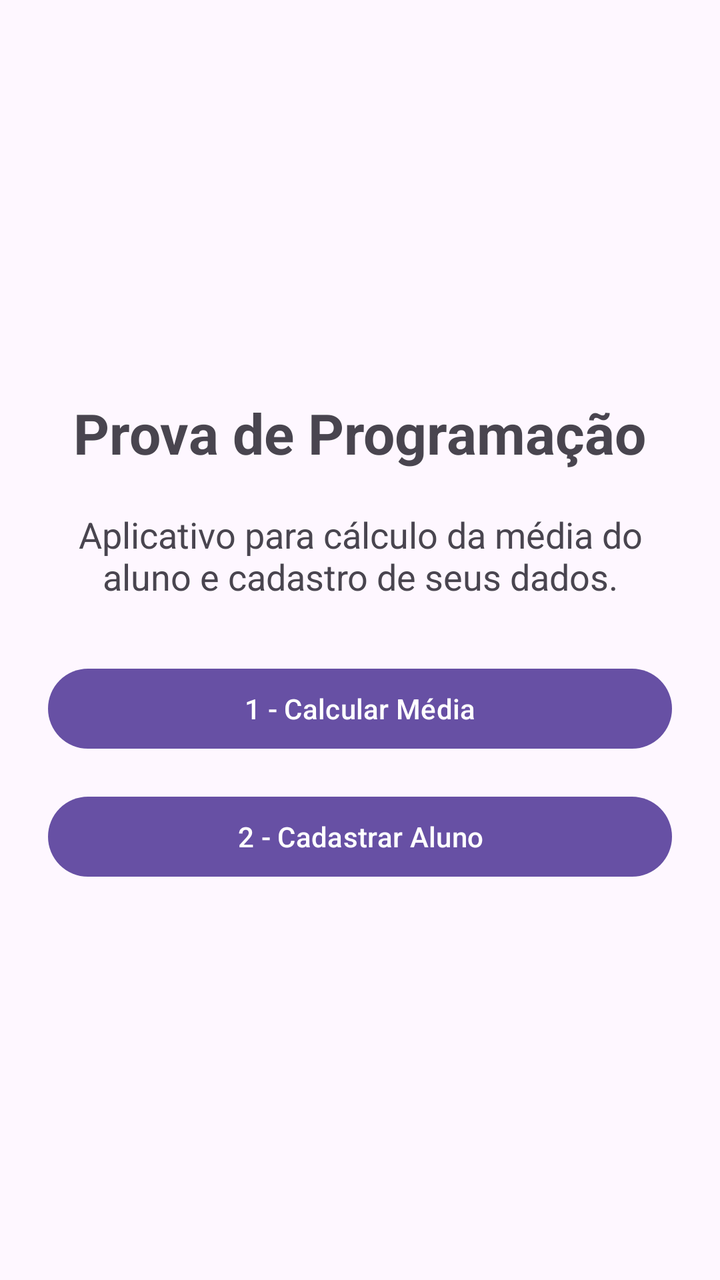
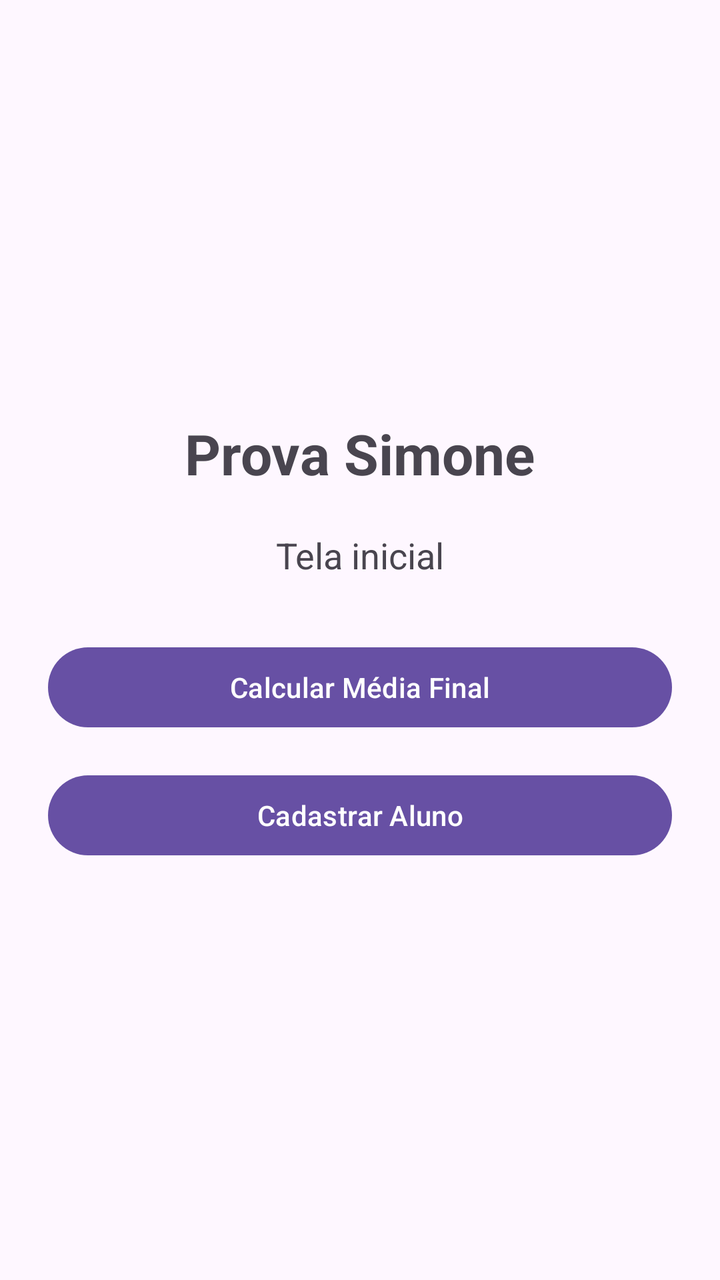

An Android layout rendered at two revisions. The XML below is the earlier revision; the diff shows what the commit changed to produce the second picture.
<!-- AndroidManifest.xml: application theme Theme.ProvaProgramacaoMoveisTeste -->
<!-- res/layout/activity_main.xml -->
<?xml version="1.0" encoding="utf-8"?>
<LinearLayout xmlns:android="http://schemas.android.com/apk/res/android"
    android:layout_width="match_parent"
    android:layout_height="match_parent"
    android:orientation="vertical"
    android:padding="24dp"
    android:gravity="center">

    <TextView
        android:layout_width="wrap_content"
        android:layout_height="wrap_content"
        android:text="Prova de Programação"
        android:textSize="28sp"
        android:textStyle="bold"
        android:layout_marginBottom="20dp" />

    <TextView
        android:layout_width="match_parent"
        android:layout_height="wrap_content"
        android:text="Aplicativo para cálculo da média do aluno e cadastro de seus dados."
        android:textSize="18sp"
        android:gravity="center"
        android:layout_marginBottom="30dp" />

    <Button
        android:id="@+id/btnNotas"
        android:layout_width="match_parent"
        android:layout_height="wrap_content"
        android:text="1 - Calcular Média"
        android:layout_marginBottom="16dp" />

    <Button
        android:id="@+id/btnCadastro"
        android:layout_width="match_parent"
        android:layout_height="wrap_content"
        android:text="2 - Cadastrar Aluno" />

</LinearLayout>
<!-- resources referenced by this layout -->
<resources>
  <style name="Theme.ProvaProgramacaoMoveisTeste" parent="Base.Theme.ProvaProgramacaoMoveisTeste" />
  <style name="Base.Theme.ProvaProgramacaoMoveisTeste" parent="Theme.Material3.DayNight.NoActionBar">
          
          
      </style>
</resources>

<!-- the commit's change to res/layout/activity_main.xml (unified diff, before → after) -->
@@ -9,30 +9,30 @@
     <TextView
         android:layout_width="wrap_content"
         android:layout_height="wrap_content"
-        android:text="Prova de Programação"
+        android:layout_marginBottom="20dp"
+        android:text="Prova Simone"
         android:textSize="28sp"
-        android:textStyle="bold"
-        android:layout_marginBottom="20dp" />
+        android:textStyle="bold" />
 
     <TextView
         android:layout_width="match_parent"
         android:layout_height="wrap_content"
-        android:text="Aplicativo para cálculo da média do aluno e cadastro de seus dados."
-        android:textSize="18sp"
+        android:layout_marginBottom="30dp"
         android:gravity="center"
-        android:layout_marginBottom="30dp" />
+        android:text="Tela inicial"
+        android:textSize="18sp" />
 
     <Button
         android:id="@+id/btnNotas"
         android:layout_width="match_parent"
         android:layout_height="wrap_content"
-        android:text="1 - Calcular Média"
-        android:layout_marginBottom="16dp" />
+        android:layout_marginBottom="16dp"
+        android:text="Calcular Média Final" />
 
     <Button
         android:id="@+id/btnCadastro"
         android:layout_width="match_parent"
         android:layout_height="wrap_content"
-        android:text="2 - Cadastrar Aluno" />
+        android:text="Cadastrar Aluno" />
 
 </LinearLayout>
